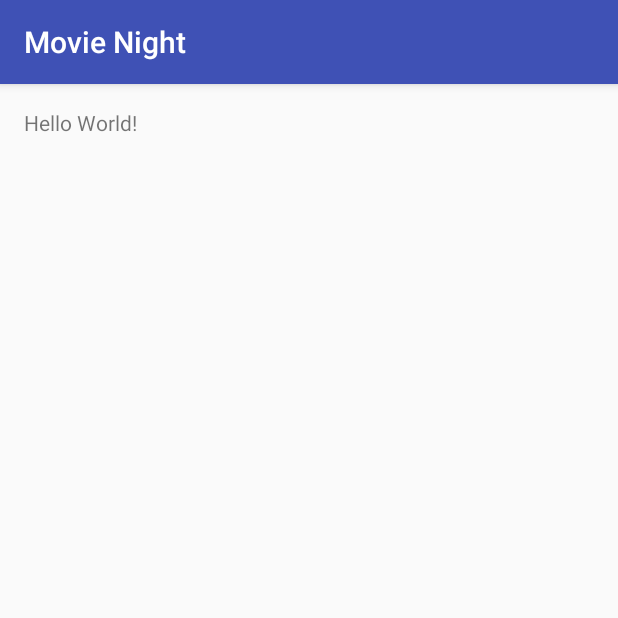
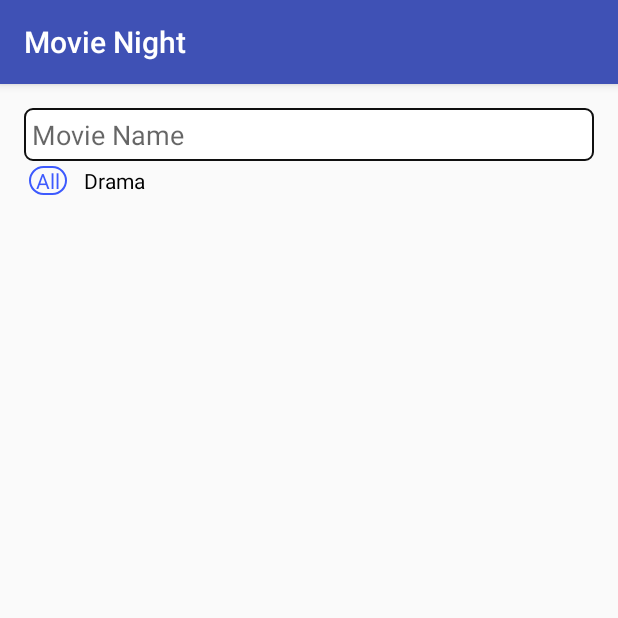
Before and after one commit to chickendude/MovieNight, an Android app: the screen it shows after launch (MainActivity), on a phone screen of 412 x 824 dp, the top half of it. Run offline under Robolectric (Android 15) with nearby library versions, the phone set to English and light mode, and no system bars.

Commit message:
Started designing the UI

```diff
--- a/app/build.gradle
+++ b/app/build.gradle
@@ -25,5 +25,6 @@ dependencies {
         exclude group: 'com.android.support', module: 'support-annotations'
     })
     compile 'com.android.support:appcompat-v7:24.2.1'
+    compile 'com.squareup.okhttp3:okhttp:3.4.2'
     testCompile 'junit:junit:4.12'
 }
--- a/app/src/main/java/com/example/crater_windoze/movienight/MainActivity.java
+++ b/app/src/main/java/com/example/crater_windoze/movienight/MainActivity.java
@@ -1,7 +1,9 @@
 package com.example.crater_windoze.movienight;
 
+import android.os.Bundle;
 import android.support.v7.app.AppCompatActivity;
-import android.os.Bundle;
+import android.view.View;
+import android.widget.CheckedTextView;
 
 public class MainActivity extends AppCompatActivity {
 
@@ -10,4 +12,9 @@ public class MainActivity extends AppCompatActivity {
 		super.onCreate(savedInstanceState);
 		setContentView(R.layout.activity_main);
 	}
+
+	public void onClick(View view) {
+		CheckedTextView button = (CheckedTextView) view;
+		button.setChecked(!button.isChecked());
+	}
 }
--- /dev/null
+++ b/app/src/main/res/color/genre_button_text.xml
@@ -0,0 +1,8 @@
+<?xml version="1.0" encoding="utf-8"?>
+<selector xmlns:android="http://schemas.android.com/apk/res/android">
+	<item
+		android:state_checked="false"
+		android:color="#000"/>
+	<item android:state_checked="true"
+		android:color="@color/colorHighlight"/>
+</selector>
--- /dev/null
+++ b/app/src/main/res/drawable/genre_button.xml
@@ -0,0 +1,9 @@
+<?xml version="1.0" encoding="utf-8"?>
+<selector xmlns:android="http://schemas.android.com/apk/res/android">
+	<item
+		android:state_checked="false"
+		android:drawable="@drawable/genre_button_off" />
+	<item
+		android:state_checked="true"
+		android:drawable="@drawable/genre_button_on"/>
+</selector>
--- /dev/null
+++ b/app/src/main/res/drawable/genre_button_off.xml
@@ -0,0 +1,13 @@
+<?xml version="1.0" encoding="utf-8"?>
+<shape xmlns:android="http://schemas.android.com/apk/res/android"
+	android:shape="rectangle">
+	<margin
+		android:left="5dp"
+		android:right="5dp"/>
+	<padding
+		android:bottom="0dp"
+		android:top="0dp"
+		android:left="5dp"
+		android:right="5dp" />
+	<solid android:color="#00FFFFFF"/>
+</shape>
--- /dev/null
+++ b/app/src/main/res/drawable/genre_button_on.xml
@@ -0,0 +1,20 @@
+<?xml version="1.0" encoding="utf-8"?>
+<shape xmlns:android="http://schemas.android.com/apk/res/android"
+	android:shape="rectangle">
+
+	<margin
+		android:left="5dp"
+		android:right="5dp"/>
+
+	<padding
+		android:bottom="0dp"
+		android:top="0dp"
+		android:left="5dp"
+		android:right="5dp" />
+	<solid android:color="#00F0F0F0"/>
+	<corners
+		android:radius="15dp"/>
+	<stroke
+		android:color="@color/colorHighlight"
+		android:width="1dp"/>
+</shape>
--- /dev/null
+++ b/app/src/main/res/drawable/search_box.xml
@@ -0,0 +1,10 @@
+<?xml version="1.0" encoding="utf-8"?>
+<shape xmlns:android="http://schemas.android.com/apk/res/android"
+    android:shape="rectangle">
+    <solid android:color="#FFFFFF"/>
+	<corners
+		android:radius="5dp"/>
+	<stroke
+		android:color="#101010"
+		android:width="1dp"/>
+</shape>
--- a/app/src/main/res/layout/activity_main.xml
+++ b/app/src/main/res/layout/activity_main.xml
@@ -1,6 +1,5 @@
 <?xml version="1.0" encoding="utf-8"?>
-<RelativeLayout
-    xmlns:android="http://schemas.android.com/apk/res/android"
+<RelativeLayout xmlns:android="http://schemas.android.com/apk/res/android"
 	xmlns:tools="http://schemas.android.com/tools"
 	android:id="@+id/activity_main"
 	android:layout_width="match_parent"
@@ -11,8 +10,55 @@
 	android:paddingTop="@dimen/activity_vertical_margin"
 	tools:context="com.example.crater_windoze.movienight.MainActivity">
 
-    <TextView
+	<EditText
+		android:id="@+id/editText"
+		android:layout_width="match_parent"
+		android:layout_height="wrap_content"
+		android:layout_alignParentStart="true"
+		android:layout_alignParentTop="true"
+		android:background="@drawable/search_box"
+		android:ems="10"
+		android:hint="Movie Name"
+		android:inputType="textPersonName"
+		android:padding="5dp" />
+
+	<HorizontalScrollView
+		android:layout_width="match_parent"
+		android:layout_height="wrap_content"
+		android:layout_below="@+id/editText"
+		android:layout_centerHorizontal="true"
+		android:scrollbars="none">
+
+		<LinearLayout
+			android:layout_width="match_parent"
+			android:layout_height="wrap_content"
+			android:orientation="horizontal">
+
+			<CheckedTextView
+				android:id="@+id/allButton"
 				android:layout_width="wrap_content"
 				android:layout_height="wrap_content"
-        android:text="Hello World!"/>
+				android:layout_margin="3dp"
+				android:layout_weight="1"
+				android:checked="true"
+				android:background="@drawable/genre_button"
+				android:onClick="onClick"
+				android:text="@string/all_button_text"
+				android:textAllCaps="false"
+				android:textColor="@color/genre_button_text" />
+
+			<CheckedTextView
+				android:id="@+id/dramaButton"
+				android:layout_width="wrap_content"
+				android:layout_height="wrap_content"
+				android:layout_margin="3dp"
+				android:layout_weight="1"
+				android:background="@drawable/genre_button"
+				android:checked="false"
+				android:onClick="onClick"
+				android:text="Drama"
+				android:textAllCaps="false"
+				android:textColor="@color/genre_button_text" />
+		</LinearLayout>
+	</HorizontalScrollView>
 </RelativeLayout>
--- a/app/src/main/res/values/colors.xml
+++ b/app/src/main/res/values/colors.xml
@@ -1,6 +1,7 @@
 <?xml version="1.0" encoding="utf-8"?>
 <resources>
-    <color name="colorPrimary">#3F51B5</color>
-    <color name="colorPrimaryDark">#303F9F</color>
-    <color name="colorAccent">#FF4081</color>
+	<color name="colorPrimary">#3F51B5</color>
+	<color name="colorPrimaryDark">#303F9F</color>
+	<color name="colorAccent">#FF4081</color>
+	<color name="colorHighlight">#3D5AFE</color>
 </resources>
--- a/app/src/main/res/values/strings.xml
+++ b/app/src/main/res/values/strings.xml
@@ -1,3 +1,4 @@
 <resources>
     <string name="app_name">Movie Night</string>
+    <string name="all_button_text">All</string>
 </resources>
```
Lines whose indentation alone changed are shown as unchanged.
